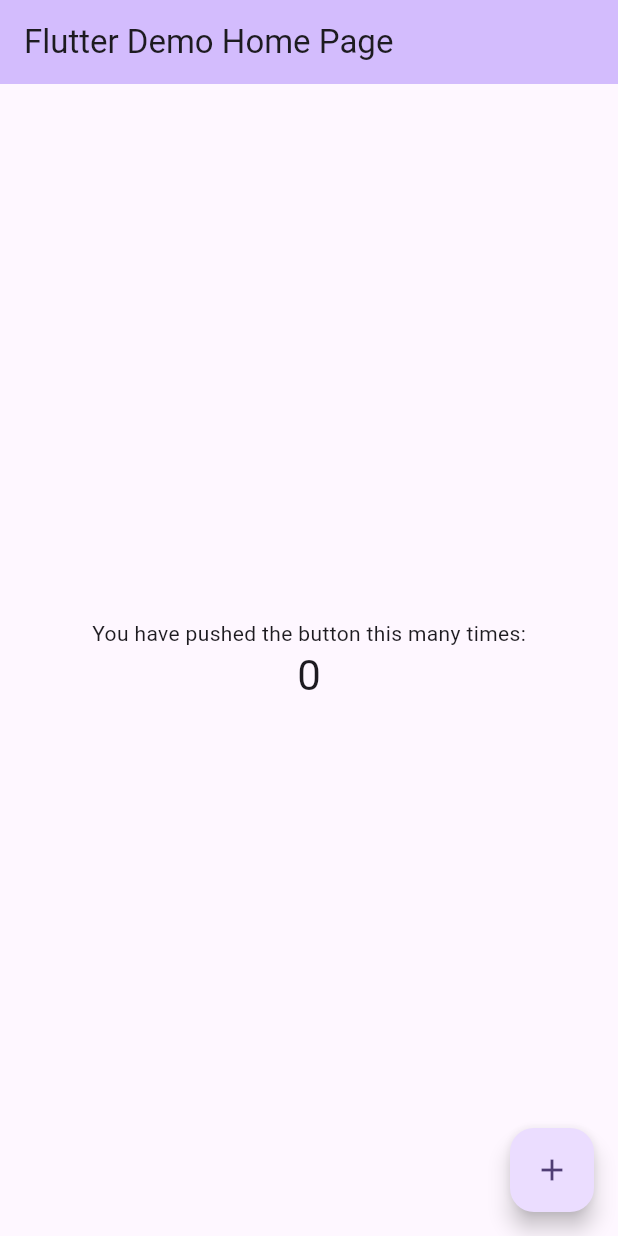
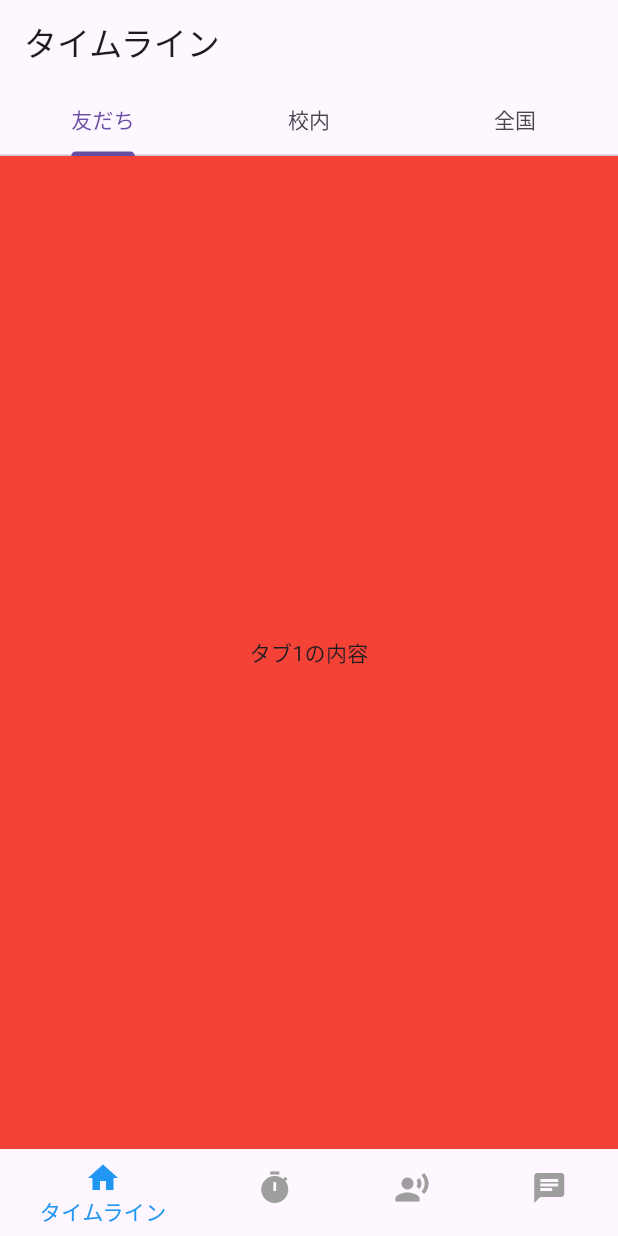
Before and after one commit to east-kite/co_study, a Flutter app: the screen it shows after launch, on a phone screen of 412 x 824 dp. Run offline on Flutter 3.47's test engine with Material 3 defaults, Android fonts, the phone set to English and light mode, and no system bars.

Commit message:
solo-timer

```diff
--- a/lib/main.dart
+++ b/lib/main.dart
@@ -1,125 +1,75 @@
+import 'package:co_study/widgets/chat_page.dart';
+import 'package:co_study/widgets/record_page.dart';
+import 'package:co_study/widgets/solo_timer_page.dart';
+import 'package:co_study/widgets/timeline_page.dart';
 import 'package:flutter/material.dart';
 
 void main() {
-  runApp(const MyApp());
+  runApp(MyApp());
 }
 
 class MyApp extends StatelessWidget {
-  const MyApp({super.key});
-
-  // This widget is the root of your application.
   @override
   Widget build(BuildContext context) {
     return MaterialApp(
-      title: 'Flutter Demo',
-      theme: ThemeData(
-        // This is the theme of your application.
-        //
-        // TRY THIS: Try running your application with "flutter run". You'll see
-        // the application has a purple toolbar. Then, without quitting the app,
-        // try changing the seedColor in the colorScheme below to Colors.green
-        // and then invoke "hot reload" (save your changes or press the "hot
-        // reload" button in a Flutter-supported IDE, or press "r" if you used
-        // the command line to start the app).
-        //
-        // Notice that the counter didn't reset back to zero; the application
-        // state is not lost during the reload. To reset the state, use hot
-        // restart instead.
-        //
-        // This works for code too, not just values: Most code changes can be
-        // tested with just a hot reload.
-        colorScheme: ColorScheme.fromSeed(seedColor: Colors.deepPurple),
-        useMaterial3: true,
-      ),
-      home: const MyHomePage(title: 'Flutter Demo Home Page'),
+      home: MyHomePage(),
     );
   }
 }
 
 class MyHomePage extends StatefulWidget {
-  const MyHomePage({super.key, required this.title});
-
-  // This widget is the home page of your application. It is stateful, meaning
-  // that it has a State object (defined below) that contains fields that affect
-  // how it looks.
-
-  // This class is the configuration for the state. It holds the values (in this
-  // case the title) provided by the parent (in this case the App widget) and
-  // used by the build method of the State. Fields in a Widget subclass are
-  // always marked "final".
-
-  final String title;
-
   @override
-  State<MyHomePage> createState() => _MyHomePageState();
+  _MyHomePageState createState() => _MyHomePageState();
 }
 
 class _MyHomePageState extends State<MyHomePage> {
-  int _counter = 0;
+  int _currentIndex = 0;
+  final List<Widget> _children = [
+    TimelinePage(),
+    SoloTimerPage(),
+    RecordPage(),
+    ChatPage()
+  ];
 
-  void _incrementCounter() {
+  void onTabTapped(int index) {
     setState(() {
-      // This call to setState tells the Flutter framework that something has
-      // changed in this State, which causes it to rerun the build method below
-      // so that the display can reflect the updated values. If we changed
-      // _counter without calling setState(), then the build method would not be
-      // called again, and so nothing would appear to happen.
-      _counter++;
+      _currentIndex = index;
     });
   }
 
+  final List<String> _titles = ['タイムライン', 'タイマー', '記録', 'チャット'];
+
   @override
   Widget build(BuildContext context) {
-    // This method is rerun every time setState is called, for instance as done
-    // by the _incrementCounter method above.
-    //
-    // The Flutter framework has been optimized to make rerunning build methods
-    // fast, so that you can just rebuild anything that needs updating rather
-    // than having to individually change instances of widgets.
     return Scaffold(
       appBar: AppBar(
-        // TRY THIS: Try changing the color here to a specific color (to
-        // Colors.amber, perhaps?) and trigger a hot reload to see the AppBar
-        // change color while the other colors stay the same.
-        backgroundColor: Theme.of(context).colorScheme.inversePrimary,
-        // Here we take the value from the MyHomePage object that was created by
-        // the App.build method, and use it to set our appbar title.
-        title: Text(widget.title),
+        title: Text(_titles[_currentIndex]),
       ),
-      body: Center(
-        // Center is a layout widget. It takes a single child and positions it
-        // in the middle of the parent.
-        child: Column(
-          // Column is also a layout widget. It takes a list of children and
-          // arranges them vertically. By default, it sizes itself to fit its
-          // children horizontally, and tries to be as tall as its parent.
-          //
-          // Column has various properties to control how it sizes itself and
-          // how it positions its children. Here we use mainAxisAlignment to
-          // center the children vertically; the main axis here is the vertical
-          // axis because Columns are vertical (the cross axis would be
-          // horizontal).
-          //
-          // TRY THIS: Invoke "debug painting" (choose the "Toggle Debug Paint"
-          // action in the IDE, or press "p" in the console), to see the
-          // wireframe for each widget.
-          mainAxisAlignment: MainAxisAlignment.center,
-          children: <Widget>[
-            const Text(
-              'You have pushed the button this many times:',
-            ),
-            Text(
-              '$_counter',
-              style: Theme.of(context).textTheme.headlineMedium,
-            ),
-          ],
-        ),
+      body: _children[_currentIndex],
+      bottomNavigationBar: BottomNavigationBar(
+        onTap: onTabTapped,
+        currentIndex: _currentIndex,
+        selectedItemColor: Colors.blue,
+        unselectedItemColor: Colors.grey,
+        items: const [
+          BottomNavigationBarItem(
+            icon: Icon(Icons.home),
+            label: 'タイムライン',
+          ),
+          BottomNavigationBarItem(
+            icon: Icon(Icons.timer),
+            label: 'タイマー',
+          ),
+          BottomNavigationBarItem(
+            icon: Icon(Icons.record_voice_over),
+            label: '記録',
+          ),
+          BottomNavigationBarItem(
+            icon: Icon(Icons.chat),
+            label: 'チャット',
+          )
+        ],
       ),
-      floatingActionButton: FloatingActionButton(
-        onPressed: _incrementCounter,
-        tooltip: 'Increment',
-        child: const Icon(Icons.add),
-      ), // This trailing comma makes auto-formatting nicer for build methods.
     );
   }
 }
--- /dev/null
+++ b/lib/widgets/timeline_page.dart
@@ -0,0 +1,46 @@
+import 'package:flutter/material.dart';
+
+class TimelinePage extends StatelessWidget {
+  @override
+  Widget build(BuildContext context) {
+    return Scaffold(
+      body: DefaultTabController(
+        length: 3, // タブの数
+        child: Column(
+          children: <Widget>[
+            TabBar(
+              tabs: [Tab(text: '友だち'), Tab(text: "校内"), Tab(text: "全国")],
+            ),
+            Expanded(
+              child: TabBarView(
+                children: [
+                  // 友だち
+                  Container(
+                    color: Colors.red,
+                    child: Center(
+                      child: Text('タブ1の内容'),
+                    ),
+                  ),
+                  // 校内
+                  Container(
+                    color: Colors.blue,
+                    child: Center(
+                      child: Text('タブ2の内容'),
+                    ),
+                  ),
+                  // 全国
+                  Container(
+                    color: Colors.yellow,
+                    child: Center(
+                      child: Text('タブ3の内容'),
+                    ),
+                  ),
+                ],
+              ),
+            ),
+          ],
+        ),
+      ),
+    );
+  }
+}
```
Also changed, not shown: lib/widgets/chat_page.dart (added, +10 -0 lines), lib/widgets/record_page.dart (added, +10 -0 lines), lib/widgets/solo_timer_page.dart (added, +145 -0 lines).
